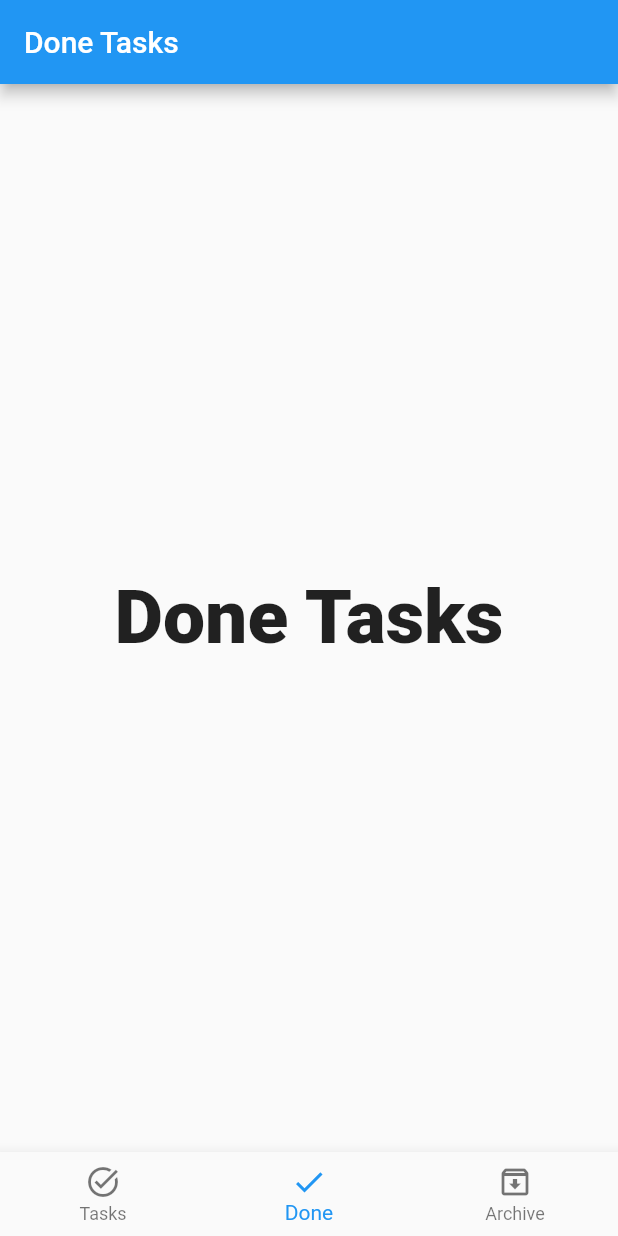
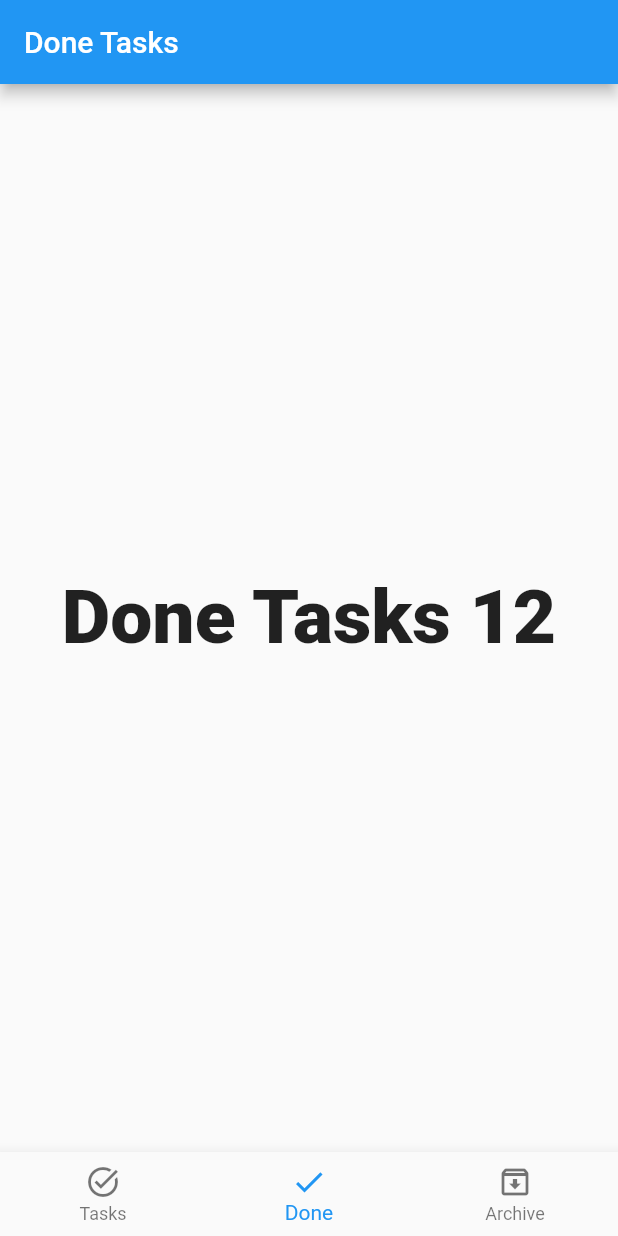
Before and after one commit to Fuadjihad/Udamy, a Flutter app: the screen it shows after launch, item 2 of the bottom bar chosen, on a phone screen of 412 x 824 dp. Run offline on Flutter 3.47's test engine with Material 2 defaults, Android fonts, the phone set to English and light mode, and no system bars.

Commit message:
To Do 12

```diff
--- a/lib/modules/done_tasks/done_tasks_screen.dart
+++ b/lib/modules/done_tasks/done_tasks_screen.dart
@@ -12,7 +12,7 @@ class _DoneTasksScreenState extends State<DoneTasksScreen> {
   Widget build(BuildContext context) {
     return Center(
       child: const Text(
-        'Done Tasks',
+        'Done Tasks 12',
         style: TextStyle(
           fontSize: 50,
           fontWeight: FontWeight.w900,
```
